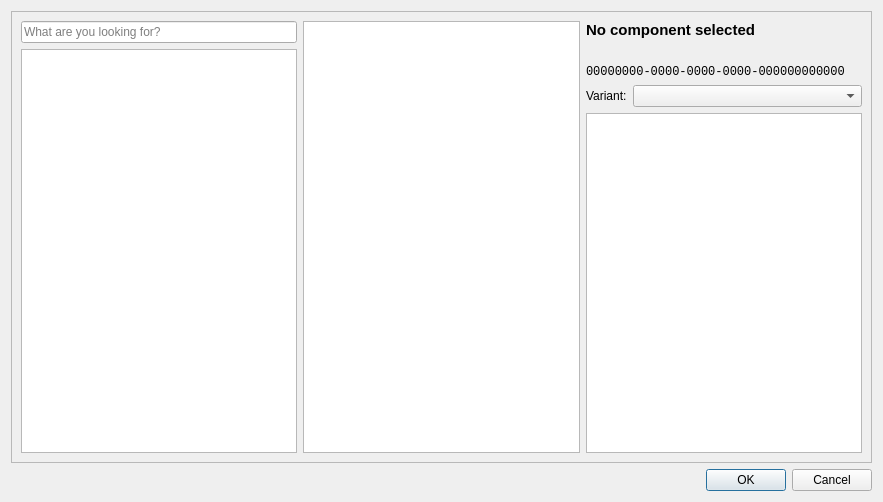
First picture: the form in libs/librepcb/projecteditor/dialogs/addcomponentdialog.ui, repository LibrePCB/LibrePCB, before the edit.
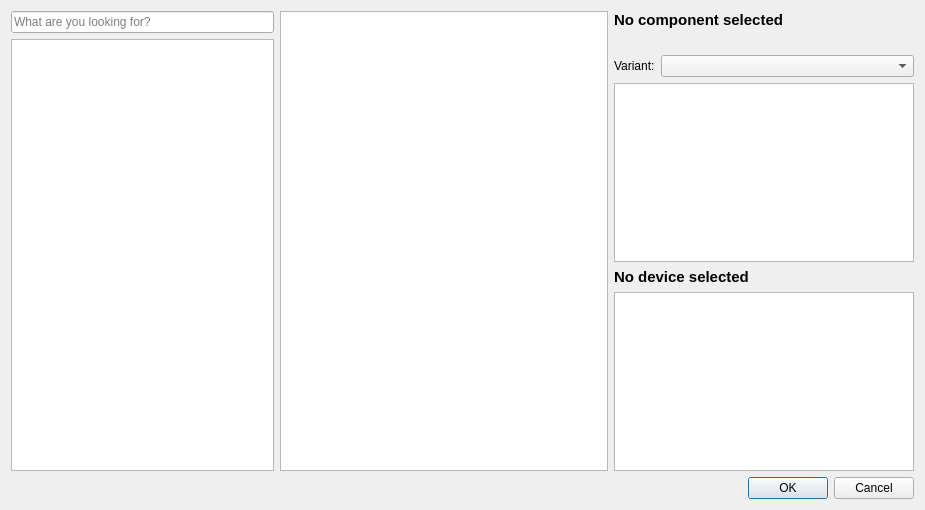
Second picture: the form after the edit. Custom widgets are drawn as their Qt base class.

Commit message: AddComponentDialog: Allow to choose devices

Diff of the .ui file:
```diff
--- a/libs/librepcb/projecteditor/dialogs/addcomponentdialog.ui
+++ b/libs/librepcb/projecteditor/dialogs/addcomponentdialog.ui
@@ -6,8 +6,8 @@
    <rect>
     <x>0</x>
     <y>0</y>
-    <width>883</width>
-    <height>502</height>
+    <width>925</width>
+    <height>510</height>
    </rect>
   </property>
   <property name="windowTitle">
@@ -15,26 +15,7 @@
   </property>
   <layout class="QVBoxLayout" name="verticalLayout">
    <item>
-    <widget class="QScrollArea" name="scrollArea">
-     <property name="verticalScrollBarPolicy">
-      <enum>Qt::ScrollBarAlwaysOff</enum>
-     </property>
-     <property name="horizontalScrollBarPolicy">
-      <enum>Qt::ScrollBarAsNeeded</enum>
-     </property>
-     <property name="widgetResizable">
-      <bool>true</bool>
-     </property>
-     <widget class="QWidget" name="scrollAreaWidgetContents_2">
-      <property name="geometry">
-       <rect>
-        <x>0</x>
-        <y>0</y>
-        <width>863</width>
-        <height>451</height>
-       </rect>
-      </property>
-      <layout class="QHBoxLayout" name="horizontalLayout">
+    <layout class="QHBoxLayout" name="horizontalLayout" stretch="4,5,4">
        <item>
         <layout class="QVBoxLayout" name="verticalLayout_4">
          <item>
@@ -60,22 +41,34 @@
         </layout>
        </item>
        <item>
-        <widget class="QListWidget" name="listComponents">
+      <widget class="QTreeWidget" name="treeComponents">
+       <property name="horizontalScrollBarPolicy">
+        <enum>Qt::ScrollBarAlwaysOff</enum>
+       </property>
+       <property name="editTriggers">
+        <set>QAbstractItemView::NoEditTriggers</set>
+       </property>
+       <property name="verticalScrollMode">
+        <enum>QAbstractItemView::ScrollPerPixel</enum>
+       </property>
+       <property name="headerHidden">
+        <bool>true</bool>
+       </property>
+       <property name="columnCount">
+        <number>0</number>
+       </property>
+      </widget>
+     </item>
+     <item>
+      <layout class="QVBoxLayout" name="verticalLayout_2" stretch="0,0,0,1,0,1">
+       <item>
+        <widget class="QLabel" name="lblCompName">
          <property name="minimumSize">
           <size>
-           <width>150</width>
+           <width>300</width>
            <height>0</height>
           </size>
          </property>
-         <property name="sortingEnabled">
-          <bool>true</bool>
-         </property>
-        </widget>
-       </item>
-       <item>
-        <layout class="QVBoxLayout" name="verticalLayout_2">
-         <item>
-          <widget class="QLabel" name="lblCompName">
            <property name="font">
             <font>
              <pointsize>11</pointsize>
@@ -112,21 +105,6 @@
            </property>
           </widget>
          </item>
-         <item>
-          <widget class="QLabel" name="lblCompUuid">
-           <property name="font">
-            <font>
-             <family>Liberation Mono</family>
-            </font>
-           </property>
-           <property name="text">
-            <string>00000000-0000-0000-0000-000000000000</string>
-           </property>
-           <property name="textInteractionFlags">
-            <set>Qt::LinksAccessibleByMouse|Qt::TextSelectableByMouse</set>
-           </property>
-          </widget>
-         </item>
          <item>
           <layout class="QHBoxLayout" name="horizontalLayout_2" stretch="0,1">
            <item>
@@ -151,11 +129,33 @@
            </property>
           </widget>
          </item>
+       <item>
+        <widget class="QLabel" name="lblDeviceName">
+         <property name="font">
+          <font>
+           <pointsize>11</pointsize>
+           <weight>75</weight>
+           <bold>true</bold>
+          </font>
+         </property>
+         <property name="text">
+          <string>No device selected</string>
+         </property>
+        </widget>
+       </item>
+       <item>
+        <widget class="GraphicsView" name="viewDevice">
+         <property name="verticalScrollBarPolicy">
+          <enum>Qt::ScrollBarAlwaysOff</enum>
+         </property>
+         <property name="horizontalScrollBarPolicy">
+          <enum>Qt::ScrollBarAlwaysOff</enum>
+         </property>
+        </widget>
+       </item>
         </layout>
        </item>
       </layout>
-     </widget>
-    </widget>
    </item>
    <item>
     <widget class="QDialogButtonBox" name="buttonBox">
```
Left out of the diff: 4 changed lines with no effect on the pictures. Lines whose indentation alone changed are shown as unchanged. The commit also changes 2 other files.
